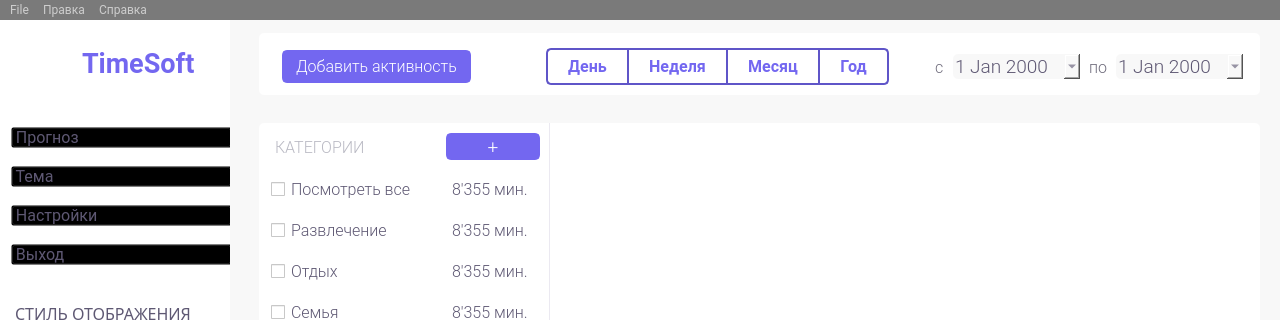
Before: the Qt Designer form design/mainwindow_w.ui in yurii-bel/project_2021, drawn with Qt 5; both pictures show x 0 to 1280 and y 0 to 320 of the 1280 by 768 pixel window.
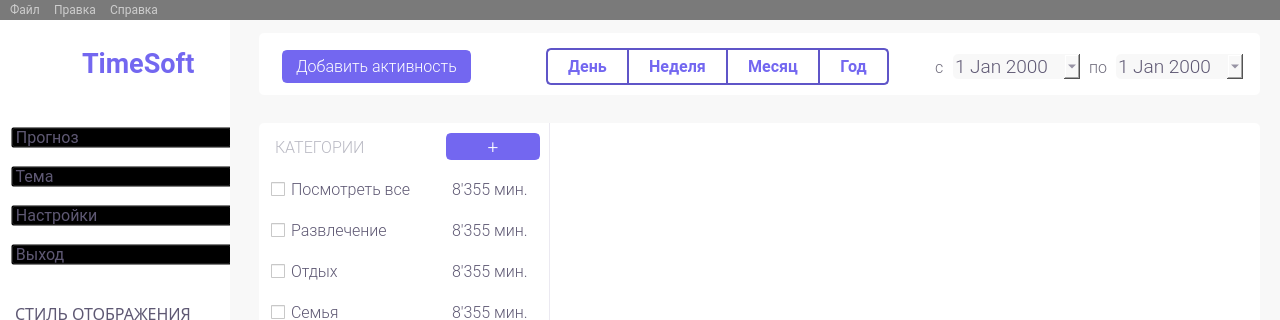
After: the same form once the commit is applied. Icons and pictures are not drawn.

What changed in the file:
```diff
--- a/design/mainwindow_w.ui
+++ b/design/mainwindow_w.ui
@@ -1422,7 +1422,7 @@
      <x>0</x>
      <y>0</y>
      <width>1280</width>
-     <height>20</height>
+     <height>21</height>
     </rect>
    </property>
    <property name="font">
@@ -1465,7 +1465,7 @@
 }</string>
     </property>
     <property name="title">
-     <string>File</string>
+     <string>Файл</string>
     </property>
     <addaction name="mainwindow_w_act_make_prediction"/>
     <addaction name="mainwindow_w_act_settings"/>
```
